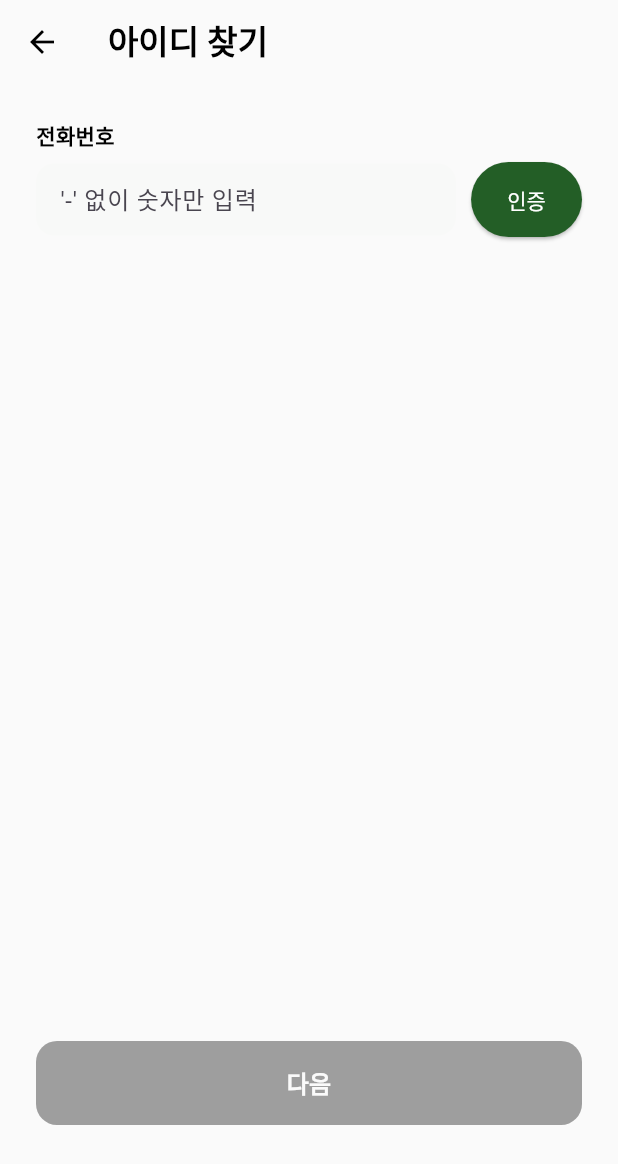
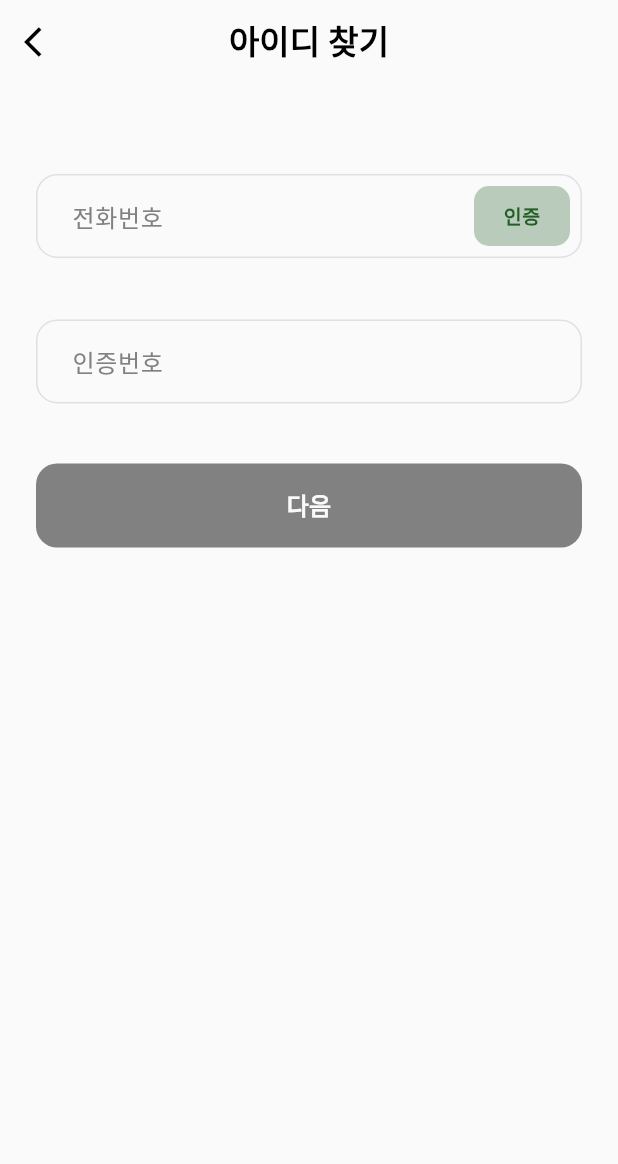
Before and after one commit to kksenniezz/Turtlely-FE, a Flutter app: the FindId screen opened directly, on a phone screen of 412 x 824 dp. Shown: the top 1164 px of the screen. Run offline on Flutter 3.47's test engine with Material 3 defaults, Android fonts, the phone set to English and light mode, and no system bars; our stand-ins replace table_calendar; Roboto replaces fonts that are missing (Pretendard).

Commit message:
UI 수정

```diff
--- a/lib/find_id.dart
+++ b/lib/find_id.dart
@@ -1,4 +1,5 @@
 import 'package:flutter/material.dart';
+import 'dart:async';
 import 'style.dart';
 
 class FindId extends StatefulWidget {
@@ -9,152 +10,263 @@ class FindId extends StatefulWidget {
 }
 
 class _FindIdState extends State<FindId> {
-  bool _isCodeSent = false;
-  bool _isVerified = false; // 인증 완료 여부
+  int _step = 0; // 0: 전화번호 입력, 1: 아이디 확인 결과
 
   final TextEditingController _phoneController = TextEditingController();
-  final TextEditingController _codeController = TextEditingController();
+  final TextEditingController _authCodeController = TextEditingController();
 
-  String _message = "";
-  Color _messageColor = Colors.red;
+  bool _isAuthSent = false;
+  bool _isTimeOut = false;
+  String _authStatusMessage = "";
 
-  void _sendVerificationCode() {
+  Timer? _timer;
+  int _secondsRemaining = 300;
+
+  @override
+  void dispose() {
+    _timer?.cancel();
+    super.dispose();
+  }
+
+  void _startTimer() {
+    _secondsRemaining = 300;
+    _isTimeOut = false;
+    _timer?.cancel();
+    _timer = Timer.periodic(const Duration(seconds: 1), (timer) {
       setState(() {
-      if (_phoneController.text.length >= 10) {
-        _isCodeSent = true;
-        _message = "인증번호가 전송되었습니다.";
-        _messageColor = Colors.green;
+        if (_secondsRemaining > 0) {
+          _secondsRemaining--;
         } else {
-        _message = "올바른 전화번호를 입력해주세요.";
-        _messageColor = Colors.red;
+          _timer?.cancel();
+          _isTimeOut = true;
+          _authStatusMessage = "인증 시간이 초과되었습니다 다시 시도해 주세요";
         }
+      });
     });
   }
 
-  void _verifyCode() {
+  void _handleAuthRequest() {
+    if (_phoneController.text.isEmpty) {
       setState(() {
-      if (_codeController.text == "123456") {
-        _isVerified = true;
-        _message = "인증이 완료되었습니다.";
-        _messageColor = Colors.green;
-      } else {
-        _message = "인증번호가 일치하지 않습니다.";
-        _messageColor = Colors.red;
+        _isAuthSent = false;
+        _authStatusMessage = "전화번호를 확인해 주세요";
+      });
+      return;
     }
+    setState(() {
+      _isAuthSent = true;
+      _isTimeOut = false;
+      _authStatusMessage = "인증번호가 발송되었습니다";
+      _startTimer();
     });
+  }
+
+  String _formatTime(int seconds) {
+    int min = seconds ~/ 60;
+    int sec = seconds % 60;
+    return "${min.toString().padLeft(2, '0')}:${sec.toString().padLeft(2, '0')}";
   }
 
   @override
   Widget build(BuildContext context) {
+    bool isStep0Valid =
+        _step == 0 &&
+        _phoneController.text.isNotEmpty &&
+        _authCodeController.text.length == 4 &&
+        !_isTimeOut;
+
     return Scaffold(
       backgroundColor: TColor.white,
       appBar: AppBar(
-        backgroundColor: TColor.white, elevation: 0,
-        iconTheme: const IconThemeData(color: Colors.black),
-        title: const Text("아이디 찾기", style: TextStyle(color: Colors.black, fontWeight: FontWeight.bold)),
+        backgroundColor: TColor.white,
+        elevation: 0,
+        leading: IconButton(
+          icon: const Icon(Icons.arrow_back_ios, color: Colors.black),
+          onPressed: () => Navigator.pop(context),
         ),
-      body: Padding(
-        padding: const EdgeInsets.all(24),
+        title: const Text(
+          "아이디 찾기",
+          style: TextStyle(color: Colors.black, fontWeight: FontWeight.bold),
+        ),
+        centerTitle: true,
+      ),
+      body: SingleChildScrollView(
+        child: Padding(
+          padding: const EdgeInsets.symmetric(horizontal: 24.0),
           child: Column(
-          crossAxisAlignment: CrossAxisAlignment.start,
             children: [
-            const Text("전화번호", style: TextStyle(color: Colors.black, fontWeight: FontWeight.bold)),
-            const SizedBox(height: 8),
+              // 0단계: 기존 간격 유지, 1단계: 56px 적용
+              SizedBox(height: _step == 0 ? 60 : 56),
 
-            // [1단계] 전화번호 입력 및 인증 버튼
-            Row(
-              children: [
-                Expanded(
-                  child: Container(
-                    padding: const EdgeInsets.symmetric(horizontal: 16),
-                    decoration: BoxDecoration(
-                      color: TColor.lightGreen.withOpacity(0.1),
-                      borderRadius: BorderRadius.circular(12),
+              if (_step == 0) _buildPhoneAuthStep(),
+              if (_step == 1) _buildIdResultStep(),
+
+              const SizedBox(height: 40),
+
+              // 하단 버튼 섹션
+              if (_step < 2)
+                SizedBox(
+                  width: double.infinity,
+                  height: 56,
+                  child: ElevatedButton(
+                    onPressed: () {
+                      if (_step == 0) {
+                        if (!isStep0Valid) return;
+                        setState(() {
+                          _timer?.cancel();
+                          _step = 1;
+                        });
+                      } else {
+                        // STEP 1: 로그인하러 가기 클릭 시
+                        Navigator.pop(context); // login.dart로 이동
+                      }
+                    },
+                    style: ElevatedButton.styleFrom(
+                      backgroundColor: _step == 1
+                          ? TColor.buttonGreen
+                          : (isStep0Valid ? TColor.buttonGreen : TColor.gray),
+                      shape: RoundedRectangleBorder(
+                        borderRadius: BorderRadius.circular(14),
                       ),
-                    child: TextField(
-                      controller: _phoneController,
-                      keyboardType: TextInputType.number,
-                      decoration: const InputDecoration(border: InputBorder.none, hintText: "'-' 없이 숫자만 입력"),
+                      elevation: 0,
                     ),
+                    child: Text(
+                      _step == 0 ? "다음" : "로그인하러 가기",
+                      style: TText.button,
                     ),
-                ),
-                const SizedBox(width: 10),
-                SizedBox(
-                  height: 50,
-                  // [인증 버튼 디자인 통일]
-                  child: ElevatedButton(
-                    onPressed: _isVerified ? null : _sendVerificationCode,
-                    style: ElevatedButton.styleFrom(
-                      backgroundColor: _isVerified ? Colors.grey : TColor.buttonGreen,
-                      foregroundColor: Colors.white,
-                    ),
-                    child: _isVerified ? const Icon(Icons.check, size: 20) : const Text("인증"),
                   ),
                 ),
             ],
           ),
-
-            // [2단계] 인증번호 입력칸
-            if (_isCodeSent) ...[
-              const SizedBox(height: 20),
-              const Text("인증번호", style: TextStyle(color: Colors.black, fontWeight: FontWeight.bold)),
-              const SizedBox(height: 8),
-              Row(
-                children: [
-                  Expanded(
-                    child: Container(
-                      padding: const EdgeInsets.symmetric(horizontal: 16),
-                      decoration: BoxDecoration(
-                        color: TColor.lightGreen.withOpacity(0.1),
-                        borderRadius: BorderRadius.circular(12),
-                      ),
-                      child: TextField(
-                        controller: _codeController,
-                        keyboardType: TextInputType.number,
-                        decoration: const InputDecoration(border: InputBorder.none, hintText: "인증번호 6자리"),
         ),
       ),
+    );
+  }
+
+  // --- STEP 0: 휴대폰 인증 위젯 ---
+  Widget _buildPhoneAuthStep() {
+    return Column(
+      crossAxisAlignment: CrossAxisAlignment.start,
+      children: [
+        // 1. 전화번호 입력칸
+        TextField(
+          controller: _phoneController,
+          keyboardType: TextInputType.phone,
+          onChanged: (value) => setState(() {}),
+          decoration: InputDecoration(
+            hintText: "전화번호",
+            hintStyle: const TextStyle(color: TColor.gray),
+            contentPadding: const EdgeInsets.symmetric(
+              vertical: 16,
+              horizontal: 20,
             ),
-                  const SizedBox(width: 10),
-                  SizedBox(
-                    height: 50,
-                    // [확인 버튼 디자인 통일]
-                    child: ElevatedButton(
-                      onPressed: _isVerified ? null : _verifyCode,
-                      style: ElevatedButton.styleFrom(
-                        backgroundColor: _isVerified ? Colors.grey : TColor.buttonGreen,
-                        foregroundColor: Colors.white,
+            enabledBorder: OutlineInputBorder(
+              borderRadius: BorderRadius.circular(14),
+              borderSide: const BorderSide(color: Color(0xFFE0E0E0)),
             ),
-                      child: _isVerified ? const Icon(Icons.check, size: 20) : const Text("확인"),
+            focusedBorder: OutlineInputBorder(
+              borderRadius: BorderRadius.circular(14),
+              borderSide: const BorderSide(color: Colors.black),
+            ),
+            // 우측 인증 버튼 섹션
+            suffixIcon: Padding(
+              padding: const EdgeInsets.only(right: 8.0),
+              child: Row(
+                mainAxisSize: MainAxisSize.min,
+                children: [
+                  if (_isAuthSent)
+                    Text(
+                      _formatTime(_secondsRemaining),
+                      style: const TextStyle(color: Colors.red, fontSize: 12),
+                    ),
+                  const SizedBox(width: 8),
+                  GestureDetector(
+                    onTap: _handleAuthRequest,
+                    child: Container(
+                      width: 64,
+                      height: 40,
+                      decoration: BoxDecoration(
+                        color: const Color(0x4D235E26),
+                        borderRadius: BorderRadius.circular(10),
+                      ),
+                      alignment: Alignment.center,
+                      child: Text(
+                        _isAuthSent ? "재발송" : "인증",
+                        style: const TextStyle(
+                          color: Color(0xFF235E26),
+                          fontWeight: FontWeight.bold,
+                          fontSize: 13,
+                        ),
+                      ),
                     ),
                   ),
                 ],
               ),
-            ],
+            ),
+          ),
+        ),
 
-            if (_message.isNotEmpty)
+        // 안내 메시지
         Padding(
           padding: const EdgeInsets.only(top: 8, left: 4),
-                child: Text(_message, style: TextStyle(color: _messageColor, fontSize: 12)),
+          child: Text(
+            _authStatusMessage,
+            style: TextStyle(
+              color: (_isTimeOut || _authStatusMessage == "전화번호를 확인해 주세요")
+                  ? Colors.red
+                  : const Color(0xFF235E26),
+              fontSize: 12,
+            ),
+          ),
         ),
 
-            const Spacer(),
+        const SizedBox(height: 16),
 
-            // 다음 버튼
-            SizedBox(
-              width: double.infinity, height: 56,
-              child: ElevatedButton(
-                style: _isVerified ? T_MainButtonStyle : T_MainButtonStyle.copyWith(
-                  backgroundColor: MaterialStateProperty.all(Colors.grey)
+        // 2. 인증번호 입력칸
+        TextField(
+          controller: _authCodeController,
+          keyboardType: TextInputType.phone,
+          maxLength: 4, // 인증번호 길이
+          onChanged: (value) {
+            setState(() {});
+          },
+          decoration: InputDecoration(
+            hintText: "인증번호",
+            counterText: "",
+            hintStyle: const TextStyle(color: TColor.gray),
+            contentPadding: const EdgeInsets.symmetric(
+              vertical: 16,
+              horizontal: 20,
             ),
-                onPressed: _isVerified ? () { /* 다음 화면 연결 */ } : null,
-                child: const Text("다음", style: TText.button),
+            enabledBorder: OutlineInputBorder(
+              borderRadius: BorderRadius.circular(14),
+              borderSide: const BorderSide(color: Color(0xFFE0E0E0)),
+            ),
+            focusedBorder: OutlineInputBorder(
+              borderRadius: BorderRadius.circular(14),
+              borderSide: const BorderSide(color: Colors.black),
             ),
           ),
-            const SizedBox(height: 50),
+        ),
       ],
+    );
+  }
+
+  // --- STEP 1: 아이디 확인 결과 위젯 (요청 디자인 반영) ---
+  Widget _buildIdResultStep() {
+    return Column(
+      children: [
+        const Text(
+          "전화번호와 일치하는 아이디입니다",
+          style: TextStyle(fontSize: 18, fontWeight: FontWeight.bold),
         ),
+        const SizedBox(height: 96), // 96px 간격
+        const Text(
+          "(아이디)",
+          style: TextStyle(fontSize: 22, fontWeight: FontWeight.bold),
         ),
+        const SizedBox(height: 156), // 156px 간격
+      ],
     );
   }
 }
```
Lines whose indentation alone changed are shown as unchanged.
